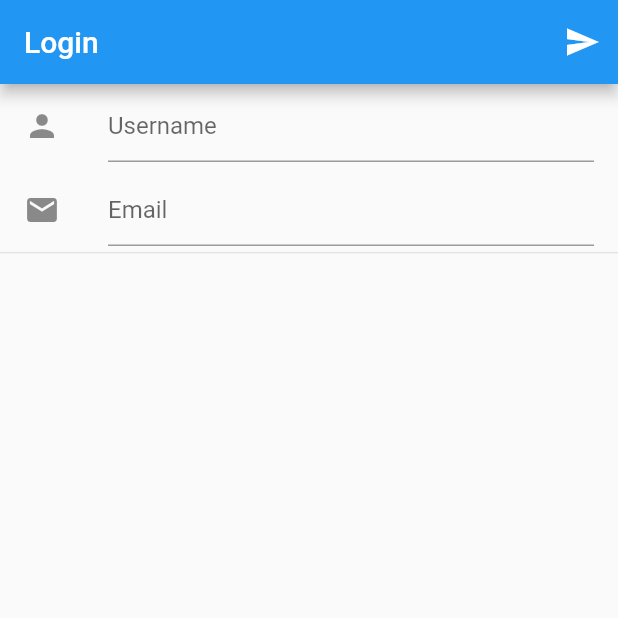
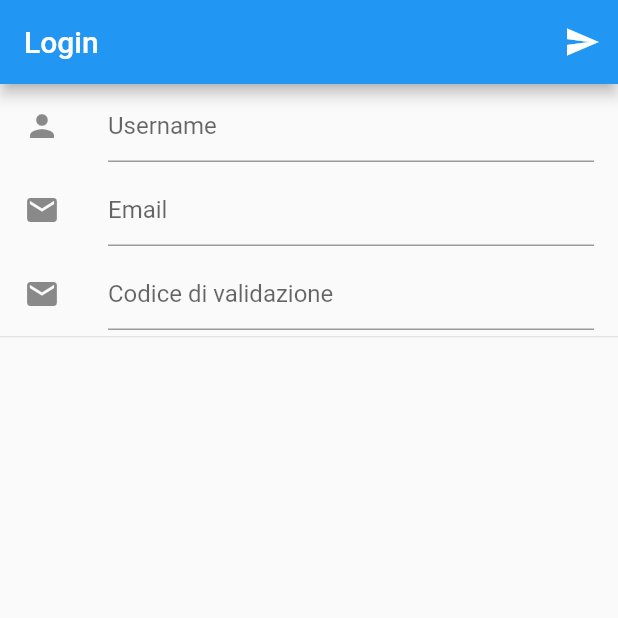
Before and after one commit to enricod/1d1h1photo-flutter, a Flutter app: the screen it shows after launch, after a tap on the "send" icon, on a phone screen of 412 x 824 dp, the top half of it. Run offline on Flutter 3.47's test engine with Material 2 defaults, Android fonts, the phone set to English and light mode, and no system bars; our stand-ins replace camera; network calls fail.

Commit message:
gestione migliorata del login

```diff
--- a/lib/main.dart
+++ b/lib/main.dart
@@ -15,19 +15,21 @@ Future<Null> main() async {
   cameras = await availableCameras();
   var readConfs = storage.readConfs();
   readConfs.then((onValue) {
-    runApp(new MyApp(onValue));
+    runApp(new MyApp(onValue, storage));
   });
 }
 
 class MyApp extends StatelessWidget {
 
   final AppConfs appConfs;
-  MyApp(this.appConfs);
+  final AppTokenStorage storage;
+  MyApp(this.appConfs, this.storage);
 
   Widget _getStartPage() {
     return appConfs.appToken == '' ?
-    new LoginPage() :
-    new MyHomePage(title: 'One Hour, One Day Photo', cameras: cameras);
+
+    new LoginPage(this.appConfs, storage, cameras) :
+    new MyHomePage(title: 'One Hour, One Day Photo', cameras: cameras, appConfs: appConfs);
   }
 
   @override
--- a/lib/model/appconfs.dart
+++ b/lib/model/appconfs.dart
@@ -1,3 +1,20 @@
 class AppConfs {
   String appToken = '';
+  String username;
+  String email;
+
+  AppConfs();
+
+  AppConfs.fromJson(Map<String, dynamic> json)
+      : username = json['username'],
+        appToken = json['appToken'],
+        email = json['email'];
+
+
+  Map<String, dynamic> toJson() =>
+      {
+        'username': username,
+        'appToken': appToken,
+        'email': email
+      };
 }
--- a/lib/model/apptoken_storage.dart
+++ b/lib/model/apptoken_storage.dart
@@ -22,7 +22,9 @@ class AppTokenStorage {
       final file = await _localFile;
       // Read the file
       String contents = await file.readAsString();
-      return json.decode(contents);
+      Map userMap = json.decode(contents);
+
+      return new AppConfs.fromJson(userMap);
     } catch (e) {
       return new AppConfs();
     }
@@ -31,6 +33,7 @@ class AppTokenStorage {
   Future<File> writeConfs(AppConfs counter) async {
     final file = await _localFile;
 
+    print(file.path);
     // Write the file
     return file.writeAsString(json.encode(counter));
   }
--- a/lib/pages/login_page.dart
+++ b/lib/pages/login_page.dart
@@ -4,20 +4,38 @@ import 'dart:async';
 import 'dart:convert';
 import 'package:http/http.dart' as http;
 import '../model/consts.dart';
+import '../model/appconfs.dart';
+import '../model/apptoken_storage.dart';
+import '../pages/home_page.dart';
+import 'package:camera/camera.dart';
 
 class LoginPage extends StatefulWidget {
   final String title = "Login";
+
+  final List<CameraDescription> cameras;
+
+  final AppConfs _appConfs;
+  AppTokenStorage storage;
+
+  LoginPage(this._appConfs, this.storage, this.cameras);
 
   @override
   _LoginState createState() => new _LoginState();
 }
 
 class _LoginState extends State<LoginPage> {
-  bool alreadyregistered = false;
+
   String _username;
-  String email;
-  String apptoken = '';
 
+  String _email;
+
+  // usato per identificare telefono
+  String _apptoken = '';
+
+  // codice di validazione, inviato via email
+  String _code = '';
+
+  bool _codeValid = false;
 
   // esegue chiama al servizio per la registrazione dell'utente
   static Future<Map> doRegisterUser(Map reqBody) async {
@@ -25,6 +43,12 @@ class _LoginState extends State<LoginPage> {
         body: json.encode(reqBody));
     final responseJson = json.decode(res.body);
     return responseJson;
+  }
+
+  static Future<bool> doValidateCode(Map reqBody) async {
+    http.Response res = await http.post(Consts.API_BASE_URL + '/users/codeValidation',
+        body: json.encode(reqBody));
+    return (res.statusCode == 200);
   }
 
   void registerUser(String email, String username) {
@@ -35,11 +59,53 @@ class _LoginState extends State<LoginPage> {
               if (value['head']['success'] == true)
               {
                 setState(() {
-                  apptoken = value['body']['appToken'];
+                 this._apptoken = value['body']['appToken'];
                 });
               }
             },
           onError: (e) { print (e); } );
+  }
+
+  void validateCode(String apptoken, String code) {
+    Future<bool>  response =  doValidateCode(
+        {'AppToken': apptoken, 'Code': code});
+    response.then( (value) {
+          if (value) {
+            setState(() {
+              this._codeValid = true;
+
+              print ("codice valido!");
+              AppConfs newAppConfs = new AppConfs();
+              newAppConfs.username = this._username;
+              newAppConfs.email = this._email;
+              newAppConfs.appToken = this._apptoken;
+
+              widget.storage.writeConfs(newAppConfs);
+
+              Navigator.of(context).push(
+                  new MaterialPageRoute(
+                      builder: (context) => new MyHomePage(title: 'One Hour, One Day Photo', cameras: widget.cameras, appConfs: newAppConfs)
+                  )
+              );
+              // TODO
+              // salva configurazioni
+              // vai a home page
+            });
+          } else {
+            // TODO
+            // mostra messaggio di errore
+          }
+        },
+        onError: (e) { print (e); } );
+  }
+
+
+  void sendData(String email, String username, String code) {
+    if (code == '') {
+      registerUser(email, username);
+    } else {
+      validateCode(this._apptoken, this._code);
+    }
   }
 
   @override
@@ -56,7 +122,7 @@ class _LoginState extends State<LoginPage> {
           new IconButton(
               icon: const Icon(Icons.send),
               onPressed: () {
-                registerUser(email, _username);
+                sendData(_email, _username, _code);
               })
         ],
       ),
@@ -71,19 +137,29 @@ class _LoginState extends State<LoginPage> {
               onChanged:  (val) => setState(() {this._username = val; }),
             ),
           ),
+
           new ListTile(
             leading: const Icon(Icons.email),
             title: new TextField(
               decoration: new InputDecoration(
                 hintText: "Email",
               ),
-              onChanged:  (val) => setState(() {this.email = val; }),
+              onChanged:  (val) => setState(() {this._email = val; }),
+            ),
+          ),
+          new ListTile(
+            leading: const Icon(Icons.email),
+            title: new TextField(
+              decoration: new InputDecoration(
+                hintText: "Codice di validazione",
+              ),
+              onChanged:  (val) => setState(() {this._code = val; }),
             ),
           ),
           const Divider(
             height: 1.0,
           ),
-          new Text(apptoken)
+          new Text(_apptoken)
         ],
       ),
     );
--- a/lib/ui/bottom_bar.dart
+++ b/lib/ui/bottom_bar.dart
@@ -46,6 +46,10 @@ class BottomBar extends StatelessWidget {
               icon: new Icon(Icons.person),
               title: new Text("My Photos"),
             ),
+            new BottomNavigationBarItem(
+              icon: new Icon(Icons.person),
+              title: new Text("My Settings"),
+            ),
         ],
       );
  }
```
Also changed, not shown: lib/pages/home_page.dart (+10 -4 lines), 1 other file.
